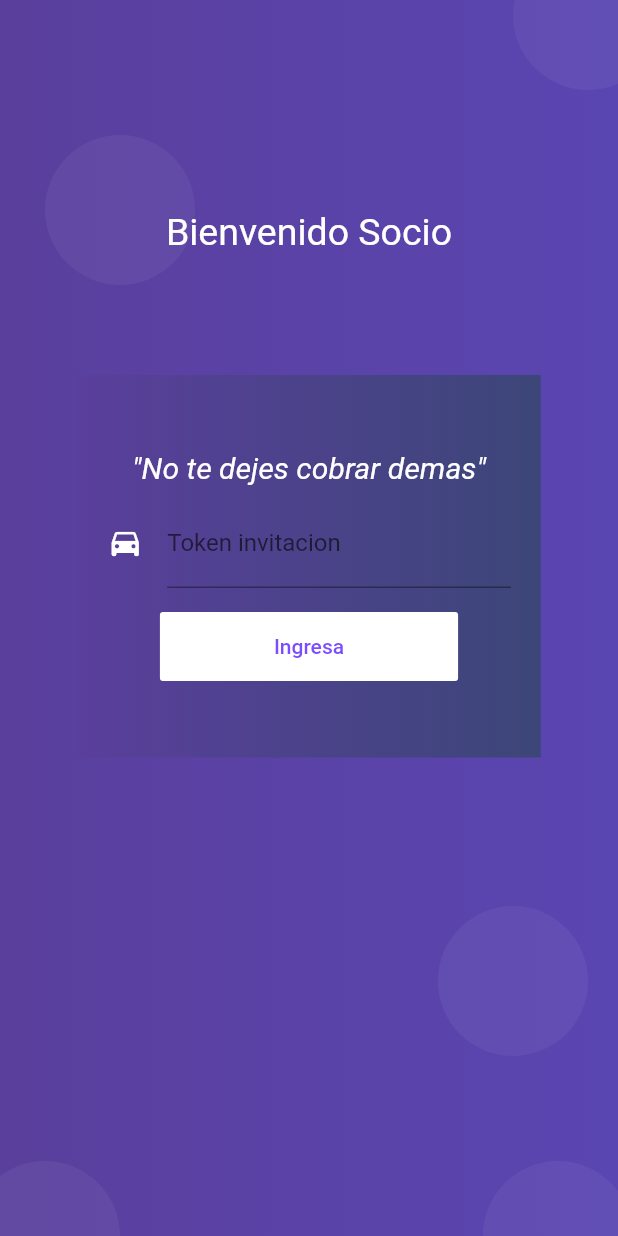
After one commit to martin281992/tesis, a Flutter app: the LoginSocios screen opened directly, on a phone screen of 412 x 824 dp. The commit adds this screen. Run offline on Flutter 3.47's test engine with Material 2 defaults, Android fonts, the phone set to English and light mode, and no system bars; our stand-ins replace rxdart, shared_preferences, sqflite; accounts and stored records are empty; network calls fail; statements that could not run were skipped.

Commit message:
add login socios mockup
TODO: login socios with token.

```diff
--- a/lib/src/pages/login_page.dart
+++ b/lib/src/pages/login_page.dart
@@ -51,9 +51,8 @@ class LoginPage extends StatelessWidget {
                 Text('No te dejes cobrar demás',
                     style: TextStyle(color: Colors.grey, fontSize: 10.0)),
                 _crearEmail(bloc),
-                SizedBox(height: 30.0),
                 _crearPassword(bloc),
-                SizedBox(height: 30.0),
+                SizedBox(height: 10.0),
                 _crearBoton(bloc),
               ],
             ),
@@ -62,6 +61,13 @@ class LoginPage extends StatelessWidget {
             child: Text('Registrate'),
             onPressed: () =>
                 Navigator.pushReplacementNamed(context, 'register'),
+          ),
+            FlatButton(
+            child: Text('¿Eres Socio?'),
+            onPressed: () =>
+                Navigator.pushNamed(context, 'login_socios'),
+
+
           )
         ],
       ),
--- /dev/null
+++ b/lib/src/pages/login_page_socio.dart
@@ -0,0 +1,129 @@
+import 'package:flutter/material.dart';
+
+class LoginSocios extends StatelessWidget {
+  @override
+  Widget build(BuildContext context) {
+    return Scaffold(
+        body: Stack(
+      children: <Widget>[
+        _crearFondo(context),
+        _loginSocio(context),
+      ],
+    ));
+  }
+
+  Widget _loginSocio(BuildContext context) {
+    final size = MediaQuery.of(context).size;
+    return SingleChildScrollView(
+        child: Column(
+      children: <Widget>[
+        SafeArea(
+          child: Container(
+            height: 250.0,
+          ),
+        ),
+        Container(
+            width: size.width * 0.75,
+            padding: EdgeInsets.symmetric(vertical: 50.0),
+            decoration: BoxDecoration(
+              gradient: LinearGradient(
+                colors: <Color>[
+                  Color.fromRGBO(90, 63, 156, 1.0),
+                  Color.fromRGBO(60, 70, 120, 1.0)
+                ],
+              ),
+            ),
+            child: Column(
+              children: <Widget>[
+                Text(
+                  ' "No te dejes cobrar demas" ',
+                  style: TextStyle(
+                      fontSize: 20.0,
+                      fontStyle: FontStyle.italic,
+                      color: Colors.white),
+                ),
+                SizedBox(height: 10.0, width: double.infinity),
+                _tokenSocio(),
+                SizedBox(height: 15.0, width: double.infinity),
+                _botonIngreso(),
+              ],
+            )),
+      ],
+    ));
+  }
+
+  Widget _botonIngreso() {
+    return RaisedButton(
+      child: Container(
+        padding: EdgeInsets.symmetric(horizontal: 60.0, vertical: 15.0),
+        child: Text('Ingresa'),
+      ),
+      elevation: 0.0,
+      color: Colors.white,
+      textColor: Colors.deepPurpleAccent,
+      onPressed: () {},
+    );
+  }
+
+  Widget _tokenSocio() {
+    return Container(
+      padding: EdgeInsets.symmetric(horizontal: 20.0),
+      child: TextField(
+        keyboardType: TextInputType.text,
+        decoration: InputDecoration(
+            icon: Icon(Icons.time_to_leave, color: Colors.white),
+            hintText: 'ejemplo: ASDKSADK20FCN3E',
+            labelText: 'Token invitacion'),
+      ),
+    );
+  }
+
+  Widget _crearFondo(BuildContext context) {
+    final size = MediaQuery.of(context).size;
+
+    final fondoMorado = Container(
+      height: size.height * 1,
+      width: double.infinity,
+      decoration: BoxDecoration(
+        gradient: LinearGradient(
+          colors: <Color>[
+            Color.fromRGBO(90, 63, 156, 1.0),
+            Color.fromRGBO(90, 70, 178, 1.0)
+          ],
+        ),
+      ),
+    );
+
+    final circulo = Container(
+      width: 100.0,
+      height: 100.0,
+      decoration: BoxDecoration(
+        borderRadius: BorderRadius.circular(100.0),
+        color: Color.fromRGBO(255, 255, 255, 0.05),
+      ),
+    );
+
+    return Stack(
+      children: <Widget>[
+        fondoMorado,
+        Positioned(top: 90.0, left: 30.0, child: circulo),
+        Positioned(top: -40.0, right: -30.0, child: circulo),
+        Positioned(bottom: -50.0, right: -10.0, child: circulo),
+        Positioned(bottom: 120.0, right: 20.0, child: circulo),
+        Positioned(bottom: -50.0, left: -20.0, child: circulo),
+        Container(
+          padding: EdgeInsets.only(top: 80.0),
+          child: Column(
+            children: <Widget>[
+              SizedBox(height: 60.0, width: double.infinity),
+              Text(
+                'Bienvenido Socio',
+                style: TextStyle(color: Colors.white, fontSize: 25.0),
+              ),
+            ],
+          ),
+        )
+      ],
+    );
+  }
+}
```
